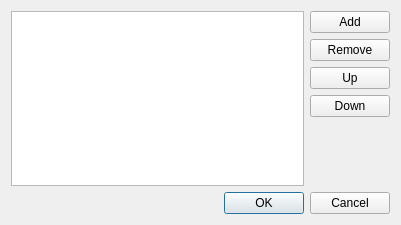
eiskaltdcpp/eiskaltdcpp, file eiskaltdcpp-qt/ui/UIPublicHubsList.ui: the form before one commit.
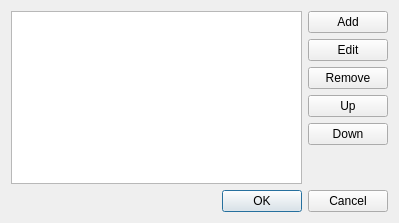
The form after the commit.

```diff
--- a/eiskaltdcpp-qt/ui/UIPublicHubsList.ui
+++ b/eiskaltdcpp-qt/ui/UIPublicHubsList.ui
@@ -6,32 +6,32 @@
    <rect>
     <x>0</x>
     <y>0</y>
-    <width>401</width>
-    <height>225</height>
+    <width>399</width>
+    <height>223</height>
    </rect>
   </property>
   <property name="windowTitle">
    <string>Dialog</string>
   </property>
   <layout class="QGridLayout" name="gridLayout">
-   <item row="0" column="0" rowspan="5" colspan="2">
+   <item row="0" column="0" rowspan="6" colspan="2">
     <widget class="QListWidget" name="listWidget"/>
    </item>
-   <item row="2" column="2">
+   <item row="3" column="2">
     <widget class="QPushButton" name="pushButton_UP">
      <property name="text">
       <string>Up</string>
      </property>
     </widget>
    </item>
-   <item row="3" column="2">
+   <item row="4" column="2">
     <widget class="QPushButton" name="pushButton_DOWN">
      <property name="text">
       <string>Down</string>
      </property>
     </widget>
    </item>
-   <item row="5" column="1" colspan="2">
+   <item row="6" column="1" colspan="2">
     <widget class="QDialogButtonBox" name="buttonBox">
      <property name="sizePolicy">
       <sizepolicy hsizetype="Maximum" vsizetype="Maximum">
@@ -50,7 +50,7 @@
      </property>
     </widget>
    </item>
-   <item row="5" column="0">
+   <item row="6" column="0">
     <spacer name="horizontalSpacer">
      <property name="orientation">
       <enum>Qt::Horizontal</enum>
@@ -70,13 +70,20 @@
      </property>
     </widget>
    </item>
-   <item row="1" column="2">
+   <item row="2" column="2">
     <widget class="QPushButton" name="pushButton_REM">
      <property name="text">
       <string>Remove</string>
      </property>
     </widget>
    </item>
+   <item row="1" column="2">
+    <widget class="QPushButton" name="pushButton_EDIT">
+     <property name="text">
+      <string>Edit</string>
+     </property>
+    </widget>
+   </item>
   </layout>
  </widget>
  <resources/>
```
